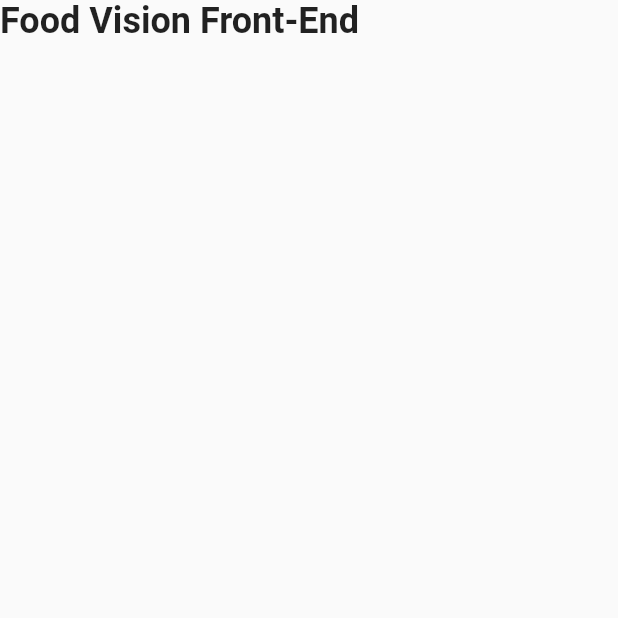
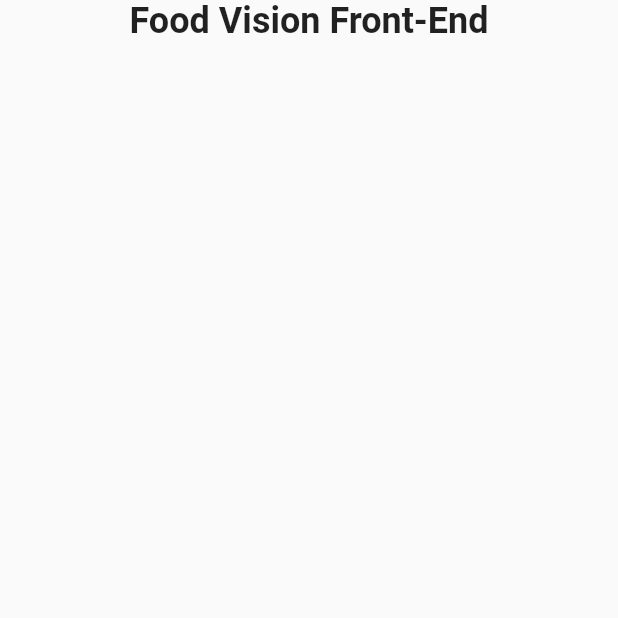
Before and after one commit to eRuaro/food-vision-frontend, a Flutter app: the screen it shows after launch, on a phone screen of 412 x 824 dp, the top half of it. Run offline on Flutter 3.47's test engine with Material 2 defaults, Android fonts, the phone set to English and light mode, and no system bars; our stand-ins replace bloc, equatable, flutter_bloc.

Commit message:
added food image cubit to main.dart

```diff
--- a/lib/cubits/food_image/food_image_state.dart
+++ b/lib/cubits/food_image/food_image_state.dart
@@ -7,4 +7,41 @@ abstract class FoodImageState extends Equatable {
   List<Object> get props => [];
 }
 
-class FoodImageInitial extends FoodImageState {}
+class FoodImageInitial extends FoodImageState {
+  const FoodImageInitial();
+
+  @override
+  List<Object> get props => [];
+}
+
+class FoodImageEmptyUrl extends FoodImageState {
+  const FoodImageEmptyUrl();
+
+  @override
+  List<Object> get props => [];
+}
+
+class FoodImageLoading extends FoodImageState {
+  const FoodImageLoading();
+
+  @override
+  List<Object> get props => [];
+}
+
+class FoodImageLoaded extends FoodImageState {
+  final String imageUrl;
+
+  const FoodImageLoaded({required this.imageUrl});
+
+  @override
+  List<Object> get props => [imageUrl];
+}
+
+class FoodImageError extends FoodImageState {
+  final String message;
+
+  const FoodImageError({required this.message});
+
+  @override
+  List<Object> get props => [message];
+}
--- a/lib/main.dart
+++ b/lib/main.dart
@@ -1,7 +1,9 @@
 import 'package:flutter/material.dart';
+import 'package:food_vision_frontend/cubits/food_image/food_image_cubit.dart';
 import 'package:food_vision_frontend/cubits/food_vision_prediction/food_vision_prediction_cubit.dart';
 import 'package:food_vision_frontend/views/home/home_screen.dart';
 import 'package:flutter_bloc/flutter_bloc.dart';
+
 void main() {
   runApp(
     const MyApp(),
@@ -14,8 +16,15 @@ class MyApp extends StatelessWidget {
   // This widget is the root of your application.
   @override
   Widget build(BuildContext context) {
-    return BlocProvider<FoodVisionPredictionCubit>(
-      create: (context) => FoodVisionPredictionCubit(),
+    return MultiBlocProvider(
+      providers: [
+        BlocProvider<FoodVisionPredictionCubit>(
+          create: (context) => FoodVisionPredictionCubit(),
+        ),
+        BlocProvider<FoodImageCubit>(
+          create: (context) => FoodImageCubit(),
+        ),
+      ],
       child: MaterialApp(
           title: 'Food Vision Frontend',
           theme: ThemeData(
--- a/lib/views/home/home_screen.dart
+++ b/lib/views/home/home_screen.dart
@@ -7,9 +7,9 @@ class HomeScreen extends StatelessWidget {
   Widget build(BuildContext context) {
     return Scaffold(
       body: Column(
-        mainAxisAlignment: MainAxisAlignment.center,
         children: const [
-          Expanded(
+          Align(
+            alignment: Alignment.topCenter,
             child: Text(
               'Food Vision Front-End',
               style: TextStyle(
```
Also changed, not shown: lib/cubits/food_image/food_image_cubit.dart (+20 -1 lines).
